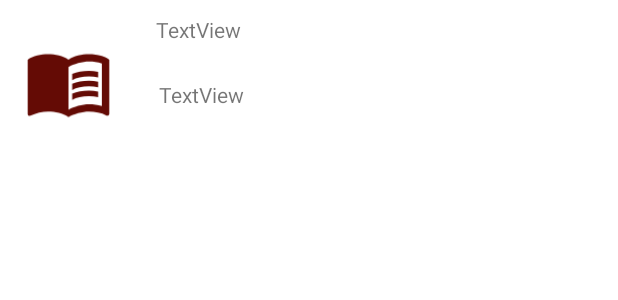
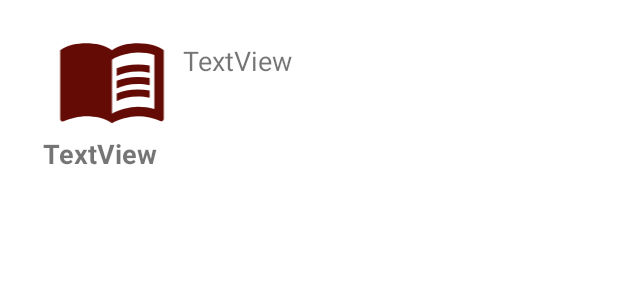
Before and after one commit to rijul-1/Library_Managment, an Android app: the layout book_details.xml on its own in the app's theme, with its tools: preview values and no code run, on a phone screen of 412 x 824 dp. Shown: the top 300 px of the screen. Run offline under Robolectric (Android 15) with nearby library versions, the phone set to English and light mode, and no system bars.

Commit message:
layout changed set up few bugs

```diff
--- a/app/src/main/java/com/example/library_managment/MainActivity.java
+++ b/app/src/main/java/com/example/library_managment/MainActivity.java
@@ -75,7 +75,7 @@ public class MainActivity extends AppCompatActivity {
                                         DocumentSnapshot documentSnapshot = task.getResult();
                                         if(documentSnapshot.exists()){
 //                                            Log.d("values", (String) documentSnapshot.get("uname"));
-                                              i.putExtra("uname","Welcome Back " + documentSnapshot.get("uname").toString().toUpperCase() + "!!.");
+                                              i.putExtra("uname","Welcome Back " + documentSnapshot.get("uname").toString().toUpperCase() + "!!");
                                               startActivity(i);
                                         }
                                         else{
--- a/app/src/main/java/com/example/library_managment/Sign_Up.java
+++ b/app/src/main/java/com/example/library_managment/Sign_Up.java
@@ -87,7 +87,7 @@ public class Sign_Up extends AppCompatActivity {
                                 }
                             });
                             Intent i = new Intent(Sign_Up.this, home_page.class);
-                            i.putExtra("uname","Welcome " + uname.toUpperCase() + "!!.");
+                            i.putExtra("uname","Welcome " + uname.toUpperCase() + "!!");
                             startActivity(i);
                         }
                     }).addOnFailureListener(new OnFailureListener() {
--- a/app/src/main/res/layout/book_details.xml
+++ b/app/src/main/res/layout/book_details.xml
@@ -10,32 +10,43 @@
 
     <ImageView
         android:id="@+id/book_image"
-        android:layout_width="59dp"
-        android:layout_height="72dp"
+        android:layout_width="80dp"
+        android:layout_height="75dp"
         app:layout_constraintBottom_toBottomOf="parent"
-        app:layout_constraintEnd_toStartOf="@+id/book_name"
-        app:layout_constraintHorizontal_bias="0.363"
+        app:layout_constraintEnd_toEndOf="parent"
+        app:layout_constraintHorizontal_bias="0.105"
         app:layout_constraintStart_toStartOf="parent"
+        app:layout_constraintTop_toTopOf="parent"
+        app:layout_constraintVertical_bias="0.057"
         app:srcCompat="@drawable/ic_baseline_menu_book_24"
         tools:srcCompat="@drawable/ic_baseline_menu_book_24" />
 
     <TextView
         android:id="@+id/book_name"
-        android:layout_width="264dp"
-        android:layout_height="35dp"
-        android:layout_marginEnd="44dp"
+        android:layout_width="355dp"
+        android:layout_height="65dp"
+        android:layout_marginBottom="10dp"
+        android:gravity="center|top|left"
         android:text="TextView"
+        android:textSize="18sp"
+        android:textStyle="bold"
+        app:layout_constraintBottom_toBottomOf="parent"
         app:layout_constraintEnd_toEndOf="parent"
-        tools:layout_editor_absoluteY="62dp" />
+        app:layout_constraintStart_toStartOf="parent"
+        app:layout_constraintTop_toBottomOf="@+id/book_image"
+        app:layout_constraintVertical_bias="1.0" />
 
     <TextView
         android:id="@+id/book_author"
-        android:layout_width="262dp"
-        android:layout_height="37dp"
-        android:layout_marginTop="8dp"
-        android:layout_marginEnd="44dp"
+        android:layout_width="273dp"
+        android:layout_height="50dp"
+        android:gravity="center|top|left"
         android:text="TextView"
-        android:textSize="14sp"
+        android:textSize="18sp"
+        app:layout_constraintBottom_toTopOf="@+id/book_name"
         app:layout_constraintEnd_toEndOf="parent"
-        app:layout_constraintTop_toBottomOf="@+id/book_name" />
+        app:layout_constraintHorizontal_bias="0.304"
+        app:layout_constraintStart_toEndOf="@+id/book_image"
+        app:layout_constraintTop_toTopOf="parent"
+        app:layout_constraintVertical_bias="0.604" />
 </androidx.constraintlayout.widget.ConstraintLayout>
```
Also changed, not shown: app/src/main/java/com/example/library_managment/home_page.java (+23 -4 lines), app/src/main/res/layout/activity_home_page.xml (+4 -3 lines), 1 other file.
